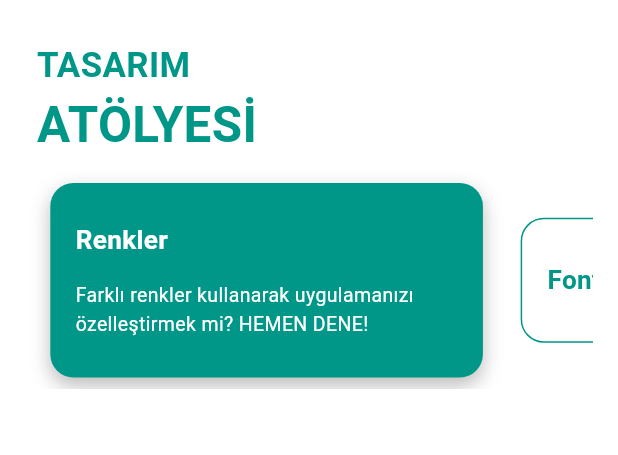
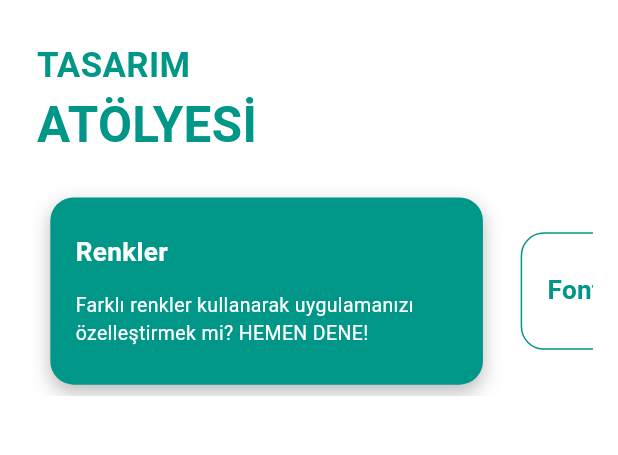
Before and after one commit to SahinGoc/My-Wordbook, a Flutter app: the screen it shows after launch, after a tap on an icon or button, on a phone screen of 412 x 824 dp, the part 102-557 px from its top. Run offline on Flutter 3.47's test engine with Material 3 defaults, Android fonts, the phone set to English and light mode, and no system bars; drawn by our look-alikes of auto_size_text; our stand-ins replace connectivity_plus, dropdown_search, firebase_analytics, firebase_core, flutter_colorpicker, flutter_screenutil and 7 more; missing offline and left inert: translator; accounts and stored records are empty.

Commit message:
Configure release signing and prepare for Play Store release.

```diff
--- a/lib/main.dart
+++ b/lib/main.dart
@@ -1,5 +1,6 @@
 import 'package:firebase_analytics/firebase_analytics.dart';
 import 'package:firebase_core/firebase_core.dart';
+import 'package:flutter/services.dart';
 import 'package:flutter_screenutil/flutter_screenutil.dart';
 import 'package:intl/intl.dart';
 import 'package:my_wordbook/services/ad_service.dart';
@@ -22,6 +23,9 @@ import 'package:provider/provider.dart';
 void main() async {
   WidgetsFlutterBinding.ensureInitialized();
   await Firebase.initializeApp();
+  await SystemChrome.setPreferredOrientations([
+    DeviceOrientation.portraitUp,
+  ]);
   MobileAds.instance.initialize();
   Intl.defaultLocale = 'tr_TR';
   runApp(MultiProvider(
@@ -60,11 +64,12 @@ class _MyAppState extends State<MyApp> {
   Widget build(BuildContext context) {
     FirebaseAnalytics analytics = FirebaseAnalytics.instance;
     final themeOperations = Provider.of<ThemeOperations>(context);
-
     themeOperations.loadInitialThemeMode(context);
 
+    final bool isPhone = MediaQuery.of(context).size.width < 600;
+
     return ScreenUtilInit(
-        designSize: Size(393, 851),
+        designSize: isPhone ? Size(393, 851) : Size(800, 1280),
         minTextAdapt: true,
         splitScreenMode: true,
         builder: (context, child) {
--- a/lib/services/ad_service.dart
+++ b/lib/services/ad_service.dart
@@ -11,7 +11,7 @@ class AdService extends ChangeNotifier {
   bool _firstAdShown = false;
   void loadInterstitialAd() {
     InterstitialAd.load(
-        adUnitId: AdUnitId.interstitialAdUnitId,
+        adUnitId: "ca-app-pub-3940256099942544/1033173712",// AdUnitId.interstitialAdUnitId,
         request: const AdRequest(),
         adLoadCallback: InterstitialAdLoadCallback(
           // Called when an ad is successfully received.
@@ -77,7 +77,7 @@ class AdService extends ChangeNotifier {
 
   void loadRewardedAd() {
     RewardedAd.load(
-        adUnitId: AdUnitId.rewardedAdUnitId,
+        adUnitId:"ca-app-pub-3940256099942544/5224354917" ,//AdUnitId.rewardedAdUnitId,
         request: const AdRequest(),
         rewardedAdLoadCallback: RewardedAdLoadCallback(
           // Called when an ad is successfully received.
@@ -127,7 +127,7 @@ class AdService extends ChangeNotifier {
 
   void loadBannerAd() {
     _bannerAd = BannerAd(
-      adUnitId: AdUnitId.bannerAdUnitId,
+      adUnitId: "ca-app-pub-3940256099942544/9214589741",//AdUnitId.bannerAdUnitId,
       request: const AdRequest(),
       size: AdSize.fluid,
       listener: BannerAdListener(
--- a/lib/widgets/main_screen_widgets.dart
+++ b/lib/widgets/main_screen_widgets.dart
@@ -236,6 +236,7 @@ class _MainScreenWidgetsState extends State<MainScreenWidgets>
     return GestureDetector(
       child: SizedBox(
         height: list[index].language2Name == '' ? 100.h : 200.h,
+        width: 200.h,
         child: Card(
           elevation: 4.r,
           shape: OutlineInputBorder(
@@ -314,6 +315,8 @@ class _MainScreenWidgetsState extends State<MainScreenWidgets>
   cardTitle2(List<Dictionary> list, int index) {
     return AutoSizeText(
       list[index].language2Name,
+      minFontSize: 8,
+      maxFontSize: 28,
       maxLines: 1,
       textAlign: TextAlign.center,
     );
--- a/lib/widgets/online_translator_widgets.dart
+++ b/lib/widgets/online_translator_widgets.dart
@@ -323,7 +323,7 @@ class _OnlineTranslatorWidgetsState extends State<OnlineTranslatorWidgets>
 
   languagesRow() {
     return Row(
-      mainAxisAlignment: MainAxisAlignment.spaceBetween,
+      mainAxisAlignment: MainAxisAlignment.spaceAround,
       children: [
         sourceLanguageBox(),
         swapLanguagesButton(),
--- a/lib/widgets/store_screen_widgets.dart
+++ b/lib/widgets/store_screen_widgets.dart
@@ -32,6 +32,7 @@ class _StoreScreenWidgetsState extends State<StoreScreenWidgets>
   late Future<bool> _fontsFuture;
   late Future<bool> _colorsFuture;
   late bool isDarkTheme;
+  bool isPhone = true;
 
   @override
   void initState() {
@@ -53,6 +54,7 @@ class _StoreScreenWidgetsState extends State<StoreScreenWidgets>
           isDarkTheme = themeOps.themeMode == ThemeMode.dark;
         });
       });
+      isPhone = MediaQuery.of(context).size.width < 600;
     });
   }
 
@@ -132,20 +134,27 @@ class _StoreScreenWidgetsState extends State<StoreScreenWidgets>
           child: Column(
             crossAxisAlignment: CrossAxisAlignment.start,
             children: [
-              //Bakiye
+              // Bakiye
               amountOfMoneyWidgets(),
-              // Store ekranı
-              SingleChildScrollView(
-                physics: BouncingScrollPhysics(),
-                child: ListBody(
+              Expanded(
+                child: Column(
                   children: [
-                    headLineStoreWidgets(),
-                    //Kategoriler
-                    categoriesWidgets(),
-                    //Alt Kategoriler
-                    selectedCategoryIndex == 0
+                    Expanded(
+                      flex: 3,
+                      child: headLineStoreWidgets(),
+                    ),
+                    // Kategoriler
+                    Expanded(
+                      flex: 4,
+                      child: categoriesWidgets(),
+                    ),
+                    // Alt Kategoriler veya Fontlar
+                    Expanded(
+                      flex: 14,
+                      child: selectedCategoryIndex == 0
                           ? subcategoriesWidgets(selectedSubCategoryId)
-                        : fontsWidgets()
+                          : fontsWidgets(),
+                    ),
                   ],
                 ),
               ),
@@ -155,6 +164,7 @@ class _StoreScreenWidgetsState extends State<StoreScreenWidgets>
       },
     );
   }
+
 
   //Bakiye
   amountOfMoneyWidgets() {
@@ -238,7 +248,9 @@ class _StoreScreenWidgetsState extends State<StoreScreenWidgets>
   }
 
   headLineStoreWidgets() {
-    return Padding(
+    return Align(
+      alignment: Alignment.topLeft,
+      child: Padding(
         padding: EdgeInsets.all(8.0.r),
         child: Column(
           crossAxisAlignment: CrossAxisAlignment.start,
@@ -260,6 +272,7 @@ class _StoreScreenWidgetsState extends State<StoreScreenWidgets>
                       context, Theme.of(context).scaffoldBackgroundColor)),
             ),
           ],
+        ),
       ),
     );
   }
@@ -332,7 +345,7 @@ class _StoreScreenWidgetsState extends State<StoreScreenWidgets>
     return Text(
       category.name,
       style: TextStyle(
-          fontSize: 18.sp,
+          fontSize: isPhone ? 18.sp : 32.sp,
           fontWeight: FontWeight.bold,
           color: ColorUtils.getOptimalTextColor(
               context,
@@ -353,8 +366,8 @@ class _StoreScreenWidgetsState extends State<StoreScreenWidgets>
     return AutoSizeText(
       list[categoryIndex],
       maxLines: 4,
-      minFontSize: 8,
-      maxFontSize: 13,
+      minFontSize: isPhone ? 8 : 13,
+      maxFontSize: isPhone ? 13 : 18,
       style: TextStyle(
         color: ColorUtils.getOptimalTextColor(
             context,
```
Also changed, not shown: lib/widgets/dictionary_screen_widgets.dart (+4 -5 lines), lib/widgets/quiz_screen_widgets.dart (+22 -13 lines), 3 other files. Lines whose indentation alone changed are shown as unchanged.
